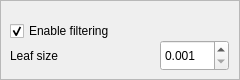
Qt form project/filteroptionview.ui (Aula13/QRecog) before a commit.
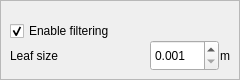
The same form after that commit.

Diff of the .ui file:
```diff
--- a/project/filteroptionview.ui
+++ b/project/filteroptionview.ui
@@ -31,7 +31,7 @@
    <widget class="QDoubleSpinBox" name="spnLeafSize">
     <property name="geometry">
      <rect>
-      <x>160</x>
+      <x>150</x>
       <y>40</y>
       <width>69</width>
       <height>31</height>
@@ -79,6 +79,22 @@
      <bool>true</bool>
     </property>
    </widget>
+   <widget class="QLabel" name="lblLeafSize_2">
+    <property name="geometry">
+     <rect>
+      <x>220</x>
+      <y>40</y>
+      <width>16</width>
+      <height>31</height>
+     </rect>
+    </property>
+    <property name="text">
+     <string>m</string>
+    </property>
+    <property name="alignment">
+     <set>Qt::AlignLeading|Qt::AlignLeft|Qt::AlignVCenter</set>
+    </property>
+   </widget>
   </widget>
  </widget>
  <resources/>
```
